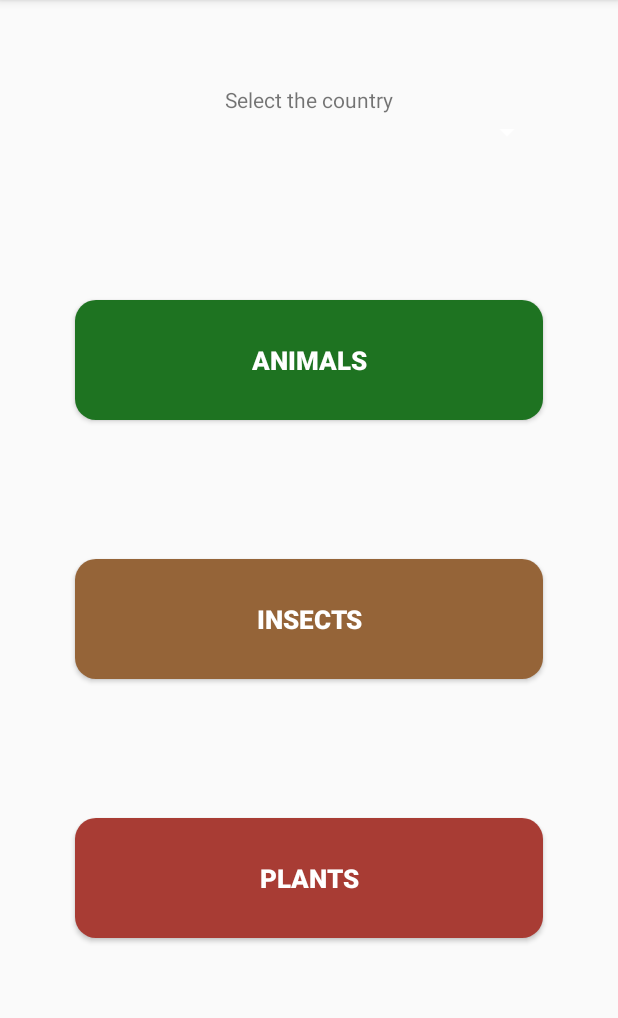
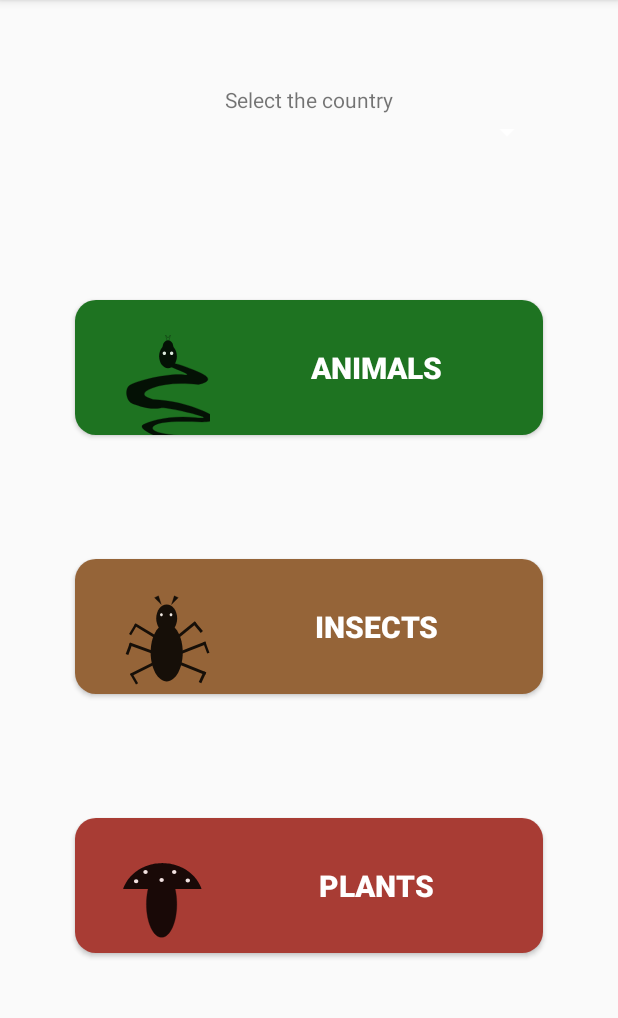
Before and after one commit to detogni-elia/Progetto-embedded, an Android app: the screen it shows after launch (MainActivity), on a phone screen of 412 x 824 dp, the part 84-1102 px from its top. Run offline under Robolectric (Android 15) with nearby library versions, the phone set to English and light mode, and no system bars.

Commit message:
aggiunte risorse vettoriali alla main activity (lo so che fanno ribrezzo ma è il meglio che sono riuscito a fare anche perchè di gratis non se ne trovano)

```diff
--- /dev/null
+++ b/app/src/main/res/drawable/ic_animals480.xml
@@ -0,0 +1,15 @@
+<vector android:alpha="0.85" android:height="90dp"
+    android:viewportHeight="480" android:viewportWidth="480"
+    android:width="90dp" xmlns:android="http://schemas.android.com/apk/res/android">
+    <path android:fillAlpha="1" android:fillColor="#000000" android:pathData="M294.11,487.02C245.41,465.74 228.39,451.09 243.04,443.05C265.03,430.99 331.7,409.01 430.99,418.23C530.28,427.45 326.19,379.4 305.46,383.59C261.81,392.41 215.32,371.14 205.46,368.58C186.31,363.62 175.67,328.16 189.14,308.3C202.62,288.44 335.95,259.36 385.6,265.74C418.69,270 391.98,256.29 305.46,224.61L345.88,224.61C362.9,226.03 393.87,236.44 438.79,255.83C483.71,275.23 483.71,290.12 438.79,300.5C368.81,293.4 314.2,297.66 274.96,313.26C235.72,328.87 236.66,342.34 277.8,353.69C341.63,357 401.2,370.71 456.52,394.82C511.84,418.94 510.42,431.94 452.26,433.83C347.77,428.63 289.62,434.07 277.8,450.14C265.98,466.22 303.8,477.33 391.27,483.48L294.11,487.02Z"/>
+    <path android:fillAlpha="0" android:fillColor="#FF000000"
+        android:pathData="M294.11,487.02C245.41,465.74 228.39,451.09 243.04,443.05C265.03,430.99 331.7,409.01 430.99,418.23C530.28,427.45 326.19,379.4 305.46,383.59C261.81,392.41 215.32,371.14 205.46,368.58C186.31,363.62 175.67,328.16 189.14,308.3C202.62,288.44 335.95,259.36 385.6,265.74C418.69,270 391.98,256.29 305.46,224.61L345.88,224.61C362.9,226.03 393.87,236.44 438.79,255.83C483.71,275.23 483.71,290.12 438.79,300.5C368.81,293.4 314.2,297.66 274.96,313.26C235.72,328.87 236.66,342.34 277.8,353.69C341.63,357 401.2,370.71 456.52,394.82C511.84,418.94 510.42,431.94 452.26,433.83C347.77,428.63 289.62,434.07 277.8,450.14C265.98,466.22 303.8,477.33 391.27,483.48L294.11,487.02Z"
+        android:strokeAlpha="1" android:strokeColor="#000000" android:strokeWidth="1"/>
+    <path android:fillAlpha="1" android:fillColor="#000000" android:pathData="M362.2,200.14C362.2,223.43 348.06,242.34 330.64,242.34C313.22,242.34 299.08,223.43 299.08,200.14C299.08,176.85 313.22,157.94 330.64,157.94C348.06,157.94 362.2,176.85 362.2,200.14Z"/>
+    <path android:fillAlpha="1" android:fillColor="#000000" android:pathData="M349.61,167.16C349.61,180.47 341.11,191.28 330.64,191.28C320.17,191.28 311.67,180.47 311.67,167.16C311.67,153.85 320.17,143.05 330.64,143.05C341.11,143.05 349.61,153.85 349.61,167.16Z"/>
+    <path android:fillAlpha="1" android:fillColor="#ffffff" android:pathData="M323.72,189.22C323.72,192.74 321.02,195.6 317.7,195.6C314.37,195.6 311.67,192.74 311.67,189.22C311.67,185.7 314.37,182.84 317.7,182.84C321.02,182.84 323.72,185.7 323.72,189.22Z"/>
+    <path android:fillAlpha="1" android:fillColor="#ffffff" android:pathData="M349.61,189.22C349.61,192.74 346.91,195.6 343.58,195.6C340.25,195.6 337.55,192.74 337.55,189.22C337.55,185.7 340.25,182.84 343.58,182.84C346.91,182.84 349.61,185.7 349.61,189.22Z"/>
+    <path android:fillAlpha="0" android:fillColor="#FF000000"
+        android:pathData="M330.64,135.25L339.15,124.61L330.64,157.94L322.13,124.61L330.64,135.25Z"
+        android:strokeAlpha="1" android:strokeColor="#000000" android:strokeWidth="1"/>
+</vector>
--- /dev/null
+++ b/app/src/main/res/drawable/ic_plants480.xml
@@ -0,0 +1,14 @@
+<vector android:alpha="0.85" android:height="90dp"
+    android:viewportHeight="480" android:viewportWidth="480"
+    android:width="90dp" xmlns:android="http://schemas.android.com/apk/res/android">
+    <path android:fillAlpha="1" android:fillColor="#000000" android:pathData="M362.1,306.56C362.1,371.58 337.85,424.37 307.97,424.37C278.1,424.37 253.84,371.58 253.84,306.56C253.84,241.53 278.1,188.74 307.97,188.74C337.85,188.74 362.1,241.53 362.1,306.56Z"/>
+    <path android:fillAlpha="0" android:fillColor="#FF000000"
+        android:pathData="M362.1,306.56C362.1,371.58 337.85,424.37 307.97,424.37C278.1,424.37 253.84,371.58 253.84,306.56C253.84,241.53 278.1,188.74 307.97,188.74C337.85,188.74 362.1,241.53 362.1,306.56Z"
+        android:strokeAlpha="1" android:strokeColor="#000000" android:strokeWidth="1"/>
+    <path android:fillAlpha="1" android:fillColor="#000000" android:pathData="M322.37,160.86L328.23,161.39L334.02,162.12L339.74,163.05L345.37,164.17L350.93,165.49L356.39,166.99L361.76,168.68L367.03,170.54L372.19,172.58L377.25,174.79L382.19,177.16L387.02,179.7L391.72,182.39L396.3,185.24L400.75,188.23L405.06,191.38L409.23,194.66L413.25,198.08L417.12,201.64L420.84,205.32L424.39,209.13L427.79,213.05L431.01,217.1L434.06,221.25L436.93,225.52L439.62,229.89L442.12,234.35L444.42,238.92L446.53,243.57L448.44,248.32L449.89,252.42L171.01,252.42L172.45,248.32L174.36,243.57L176.47,238.92L178.78,234.35L181.28,229.89L183.96,225.52L186.84,221.25L189.88,217.1L193.11,213.05L196.5,209.13L200.06,205.32L203.77,201.64L207.65,198.08L211.67,194.66L215.84,191.38L220.15,188.23L224.59,185.24L229.17,182.39L233.87,179.7L238.7,177.16L243.65,174.79L248.7,172.58L253.87,170.54L259.14,168.68L264.51,166.99L269.97,165.49L275.52,164.17L281.16,163.05L286.87,162.12L292.67,161.39L298.53,160.86L304.46,160.54L310.45,160.44L316.44,160.54L322.37,160.86Z"/>
+    <path android:fillAlpha="1" android:fillColor="#ffffff" android:pathData="M225.18,224.83C225.18,228.73 221.69,231.9 217.4,231.9C213.1,231.9 209.61,228.73 209.61,224.83C209.61,220.92 213.1,217.75 217.4,217.75C221.69,217.75 225.18,220.92 225.18,224.83Z"/>
+    <path android:fillAlpha="1" android:fillColor="#ffffff" android:pathData="M258.53,192.37C258.53,196.28 255.05,199.45 250.75,199.45C246.45,199.45 242.97,196.28 242.97,192.37C242.97,188.47 246.45,185.3 250.75,185.3C255.05,185.3 258.53,188.47 258.53,192.37Z"/>
+    <path android:fillAlpha="1" android:fillColor="#ffffff" android:pathData="M315.75,220.06C315.75,223.97 312.27,227.14 307.97,227.14C303.68,227.14 300.19,223.97 300.19,220.06C300.19,216.16 303.68,212.99 307.97,212.99C312.27,212.99 315.75,216.16 315.75,220.06Z"/>
+    <path android:fillAlpha="1" android:fillColor="#ffffff" android:pathData="M360.61,192.37C360.61,196.28 357.13,199.45 352.83,199.45C348.53,199.45 345.05,196.28 345.05,192.37C345.05,188.47 348.53,185.3 352.83,185.3C357.13,185.3 360.61,188.47 360.61,192.37Z"/>
+    <path android:fillAlpha="1" android:fillColor="#ffffff" android:pathData="M408.82,222.37C408.82,226.28 405.34,229.45 401.04,229.45C396.74,229.45 393.26,226.28 393.26,222.37C393.26,218.47 396.74,215.3 401.04,215.3C405.34,215.3 408.82,218.47 408.82,222.37Z"/>
+</vector>
--- /dev/null
+++ b/app/src/main/res/drawable/insect480.xml
@@ -0,0 +1,28 @@
+<vector android:alpha="0.85" android:height="90dp"
+    android:viewportHeight="480" android:viewportWidth="480"
+    android:width="90dp" xmlns:android="http://schemas.android.com/apk/res/android">
+    <path android:fillAlpha="1" android:fillColor="#000000" android:pathData="M383.12,332.77C383.12,389.33 357.54,435.25 326.03,435.25C294.52,435.25 268.94,389.33 268.94,332.77C268.94,276.2 294.52,230.28 326.03,230.28C357.54,230.28 383.12,276.2 383.12,332.77Z"/>
+    <path android:fillAlpha="1" android:fillColor="#000000" android:pathData="M363.26,211.13C363.26,238.14 346.58,260.07 326.03,260.07C305.48,260.07 288.79,238.14 288.79,211.13C288.79,184.13 305.48,162.2 326.03,162.2C346.58,162.2 363.26,184.13 363.26,211.13Z"/>
+    <path android:fillAlpha="1" android:fillColor="#ffffff" android:pathData="M312.2,198.01C312.2,200.95 309.97,203.33 307.23,203.33C304.49,203.33 302.27,200.95 302.27,198.01C302.27,195.08 304.49,192.7 307.23,192.7C309.97,192.7 312.2,195.08 312.2,198.01Z"/>
+    <path android:fillAlpha="1" android:fillColor="#ffffff" android:pathData="M346.31,198.01C346.31,200.95 344.09,203.33 341.35,203.33C338.61,203.33 336.38,200.95 336.38,198.01C336.38,195.08 338.61,192.7 341.35,192.7C344.09,192.7 346.31,195.08 346.31,198.01Z"/>
+    <path android:fillAlpha="1" android:fillColor="#000000" android:pathData="M210.08,236.58L215.22,228.09L306.83,283.56L301.69,292.05L210.08,236.58Z"/>
+    <path android:fillAlpha="1" android:fillColor="#000000" android:pathData="M213.77,230.28L221.08,234.64L199.49,270.9L192.18,266.54L213.77,230.28Z"/>
+    <path android:fillAlpha="1" android:fillColor="#000000" android:pathData="M192.18,306.34L195.58,297.01L296.21,333.66L292.81,342.99L192.18,306.34Z"/>
+    <path android:fillAlpha="1" android:fillColor="#000000" android:pathData="M194.69,298.47L204.03,301.85L189.67,341.53L180.33,338.15L194.69,298.47Z"/>
+    <path android:fillAlpha="1" android:fillColor="#000000" android:pathData="M432.32,229.24L426.04,221.55L343.12,289.33L349.41,297.01L432.32,229.24Z"/>
+    <path android:fillAlpha="1" android:fillColor="#000000" android:pathData="M427.55,224.06L419.96,230.46L447.19,262.7L454.78,256.29L427.55,224.06Z"/>
+    <path android:fillAlpha="1" android:fillColor="#000000" android:pathData="M466.67,303.02L463.07,293.77L363.26,332.58L366.86,341.83L466.67,303.02Z"/>
+    <path android:fillAlpha="1" android:fillColor="#000000" android:pathData="M463.32,293.77L455.34,296.73L470.02,336.29L478,333.33L463.32,293.77Z"/>
+    <path android:fillAlpha="1" android:fillColor="#000000" android:pathData="M200.24,416.6L195.84,407.7L291.8,360.17L296.21,369.07L200.24,416.6Z"/>
+    <path android:fillAlpha="1" android:fillColor="#000000" android:pathData="M195.88,409.52L203.26,405.28L224.28,441.87L216.9,446.11L195.88,409.52Z"/>
+    <path android:fillAlpha="1" android:fillColor="#000000" android:pathData="M462.65,412.14L466.35,402.92L366.96,363.04L363.26,372.26L462.65,412.14Z"/>
+    <path android:fillAlpha="1" android:fillColor="#000000" android:pathData="M466.67,403.57L457.66,399.41L439.96,437.72L448.97,441.88L466.67,403.57Z"/>
+    <path android:fillAlpha="1" android:fillColor="#000000" android:pathData="M306.83,162.2L296.9,130.99L282.72,137.38L306.83,162.2Z"/>
+    <path android:fillAlpha="0" android:fillColor="#FF000000"
+        android:pathData="M306.83,162.2L296.9,130.99L282.72,137.38L306.83,162.2Z"
+        android:strokeAlpha="1" android:strokeColor="#000000" android:strokeWidth="1"/>
+    <path android:fillAlpha="1" android:fillColor="#000000" android:pathData="M343.12,162.2L353.05,130.99L367.24,137.38L343.12,162.2Z"/>
+    <path android:fillAlpha="0" android:fillColor="#FF000000"
+        android:pathData="M343.12,162.2L353.05,130.99L367.24,137.38L343.12,162.2Z"
+        android:strokeAlpha="1" android:strokeColor="#000000" android:strokeWidth="1"/>
+</vector>
--- a/app/src/main/res/layout/activity_main_content.xml
+++ b/app/src/main/res/layout/activity_main_content.xml
@@ -25,8 +25,9 @@
         android:background="@drawable/button_background_animals"
         android:text="@string/animals"
         android:textColor="@android:color/white"
-        android:textSize="17sp"
+        android:textSize="20sp"
         android:textStyle="bold"
+        android:drawableLeft="@drawable/ic_animals480"
         app:layout_constraintLeft_toLeftOf="parent"
         app:layout_constraintRight_toRightOf="parent"
         app:layout_constraintTop_toTopOf="parent"
@@ -40,15 +41,17 @@
         android:layout_marginTop="50dp"
         android:layout_marginRight="50dp"
         android:background="@drawable/button_background_insects"
+        android:drawableLeft="@drawable/insect480"
+        android:onClick="onClickCategory"
         android:text="@string/insects"
+        android:textAlignment="center"
         android:textColor="@android:color/white"
-        android:textSize="17sp"
+        android:textSize="20sp"
         android:textStyle="bold"
         app:layout_constraintBottom_toTopOf="@id/plants_button"
         app:layout_constraintLeft_toLeftOf="parent"
         app:layout_constraintRight_toRightOf="parent"
-        app:layout_constraintTop_toBottomOf="@id/animals_button"
-        android:onClick="onClickCategory"/>
+        app:layout_constraintTop_toBottomOf="@id/animals_button" />
 
     <Button
         android:id="@+id/plants_button"
@@ -59,10 +62,11 @@
         android:layout_marginRight="50dp"
         android:layout_marginBottom="100dp"
         android:background="@drawable/button_background_plants"
+        android:drawableLeft="@drawable/ic_plants480"
         android:onClick="onClickCategory"
         android:text="@string/plants"
         android:textColor="@android:color/white"
-        android:textSize="17sp"
+        android:textSize="20sp"
         android:textStyle="bold"
         app:layout_constraintBottom_toBottomOf="parent"
         app:layout_constraintLeft_toLeftOf="parent"
--- a/app/src/main/res/values/strings.xml
+++ b/app/src/main/res/values/strings.xml
@@ -52,4 +52,17 @@
     <string name="open_drawer">open</string>
     <string name="close_drawer">close</string>
     <string name="settings">Settings</string>
+    <string name="change_language">Select the language</string>
+
+    <string-array name="change_language_entries">
+        <item>English</item>
+        <item>Italian</item>
+    </string-array>
+
+    <string-array name="change_language_values">
+        <item>en</item>
+        <item>it</item>
+    </string-array>
+
+
 </resources>
```
Also changed, not shown: 1 other file.
